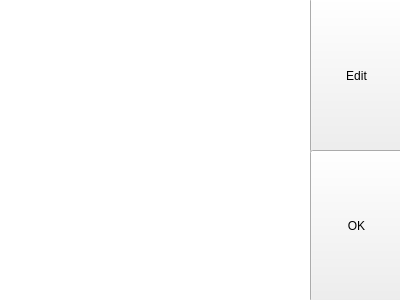
First picture: the form in instructionDialog.ui, repository jspinn/Foodventory, before the edit.
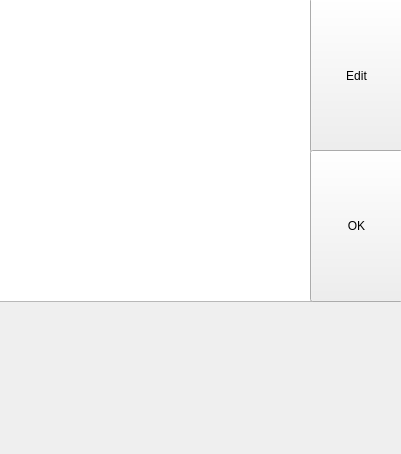
Second picture: the form after the edit.

Commit message: Generate EAN13 barcodes

What changed in the file:
```diff
--- a/instructionDialog.ui
+++ b/instructionDialog.ui
@@ -6,8 +6,8 @@
    <rect>
     <x>0</x>
     <y>0</y>
-    <width>400</width>
-    <height>300</height>
+    <width>401</width>
+    <height>454</height>
    </rect>
   </property>
   <property name="windowTitle">
@@ -61,6 +61,22 @@
     <bool>false</bool>
    </property>
   </widget>
+  <widget class="QLabel" name="barcodeView">
+   <property name="geometry">
+    <rect>
+     <x>0</x>
+     <y>300</y>
+     <width>400</width>
+     <height>151</height>
+    </rect>
+   </property>
+   <property name="text">
+    <string/>
+   </property>
+   <property name="scaledContents">
+    <bool>true</bool>
+   </property>
+  </widget>
  </widget>
  <resources/>
  <connections/>
```
The commit also changes 6 other files.
